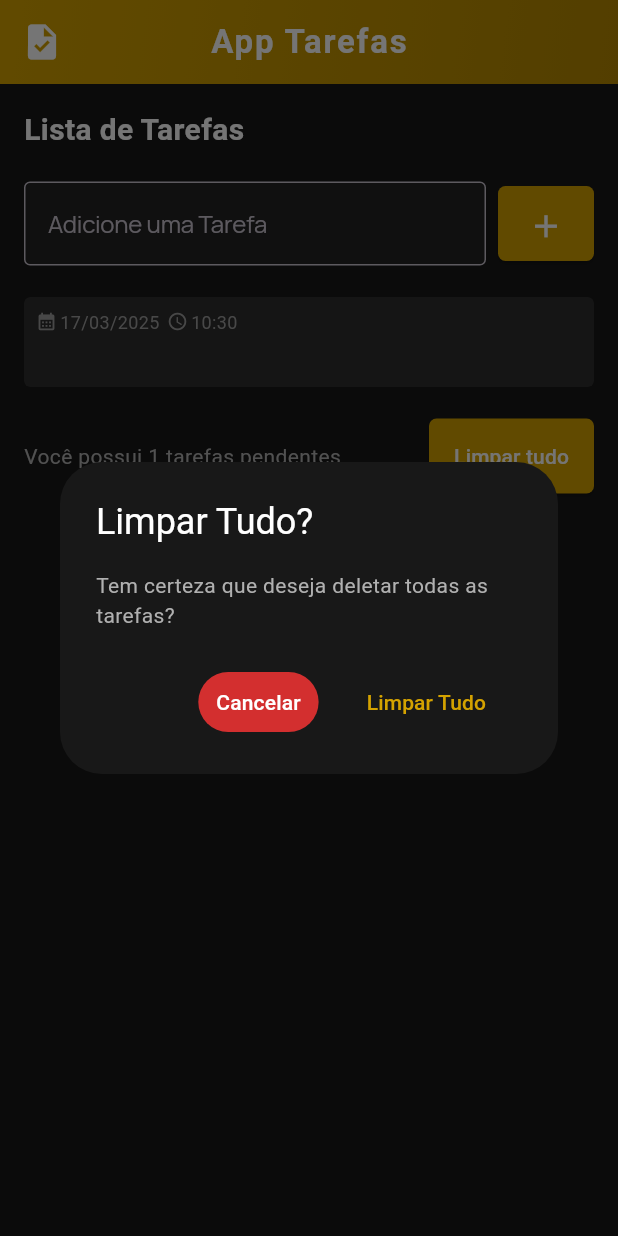
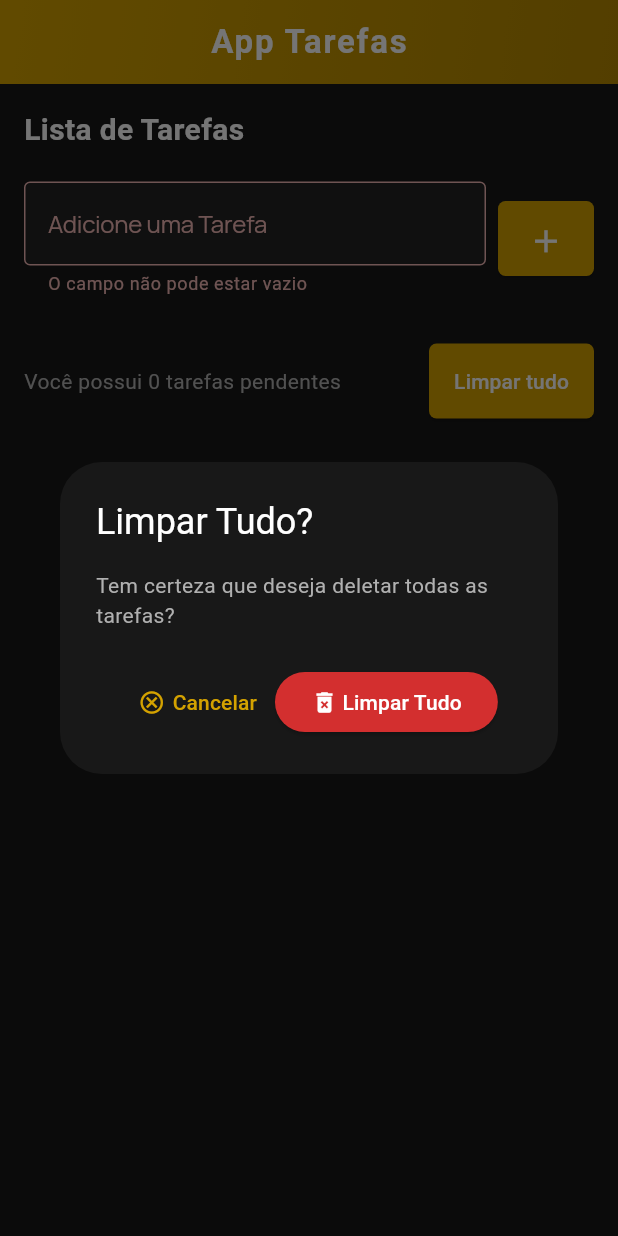
Before and after one commit to ldnrodrigues/lista_de_tarefas, a Flutter app: the screen it shows after launch, after a tap on the "add" icon, after a tap on "Limpar tudo", on a phone screen of 412 x 824 dp. Run offline on Flutter 3.47's test engine with Material 3 defaults, Android fonts, the phone set to English and light mode, and no system bars; drawn by our look-alikes of flutter_slidable; our stand-ins replace google_fonts.

Commit message:
Update lista_de_tarefas_page.dart

```diff
--- a/lib/pages/lista_de_tarefas_page.dart
+++ b/lib/pages/lista_de_tarefas_page.dart
@@ -1,6 +1,7 @@
 import 'package:flutter/material.dart';
 import 'package:lista_de_tarefas/models/tarefas.dart';
 import '../widgets/tarefas_item.dart';
+import '../repositories/todo_repository.dart';
 
 class ListaTarefas extends StatefulWidget {
   ListaTarefas({super.key});
@@ -11,11 +12,25 @@ class ListaTarefas extends StatefulWidget {
 
 class _ListaTarefasState extends State<ListaTarefas> {
   final TextEditingController tarefaController = TextEditingController();
+  final TodoRepository todoRepository = TodoRepository();
+
   List<Tarefa> tarefas = [];
   List<Tarefa> tarefasConcluidas = [];
 
   Tarefa? deletedTarefa;
   int? deletedTarefaPos;
+
+  String? errorText;
+
+  @override
+  void initState() {
+    super.initState();
+    todoRepository.getTodoList().then((value) {
+      setState(() {
+        tarefas = value;
+      });
+    });
+  }
 
   void onDelete(Tarefa tarefa) {
     deletedTarefa = tarefa;
@@ -24,6 +39,7 @@ class _ListaTarefasState extends State<ListaTarefas> {
     setState(() {
       tarefas.remove(tarefa);
     });
+    todoRepository.saveTodoList(tarefas);
 
     ScaffoldMessenger.of(context).clearSnackBars();
     ScaffoldMessenger.of(context).showSnackBar(
@@ -41,7 +57,9 @@ class _ListaTarefasState extends State<ListaTarefas> {
         backgroundColor: Color(0xFF181818),
         padding: const EdgeInsets.symmetric(horizontal: 10.0),
         behavior: SnackBarBehavior.floating,
-        shape: RoundedRectangleBorder(borderRadius: BorderRadius.circular(10.0)),
+        shape: RoundedRectangleBorder(
+          borderRadius: BorderRadius.circular(10.0),
+        ),
         action: SnackBarAction(
           label: 'Desfazer',
           textColor: Color(0xFFD4A200),
@@ -49,6 +67,7 @@ class _ListaTarefasState extends State<ListaTarefas> {
             setState(() {
               tarefas.insert(deletedTarefaPos!, deletedTarefa!);
             });
+            todoRepository.saveTodoList(tarefas);
           },
         ),
       ),
@@ -56,36 +75,59 @@ class _ListaTarefasState extends State<ListaTarefas> {
   }
 
   void onEdit(Tarefa tarefa) {
-    TextEditingController editController = TextEditingController(text: tarefa.titulo);
+    TextEditingController editController = TextEditingController(
+      text: tarefa.titulo,
+    );
 
     showDialog(
       context: context,
       builder: (context) {
         return AlertDialog(
-          title: Text("Editar Tarefa",
-          style: TextStyle(color: Colors.white),
-          ),
+          title: Text("Editar Tarefa", style: TextStyle(color: Colors.white)),
           backgroundColor: Color(0xFF181818),
           content: TextField(
             controller: editController,
             decoration: InputDecoration(
               labelText: "Nova descrição",
               border: OutlineInputBorder(),
+              errorText: '',
             ),
           ),
           actions: [
+            Row(
+              mainAxisAlignment: MainAxisAlignment.spaceAround,
+              children: [
                 TextButton(
                   onPressed: () => Navigator.pop(context),
-              child: Text("Cancelar"),
+                  child: Row(
+                    children: [
+                      Icon(Icons.cancel_outlined, color: Color(0xFFD4A200)),
+                      SizedBox(width: 5),
+                      Text("Cancelar",
+                          style: TextStyle(color: Color(0xFFD4A200))),
+                        ],
+                      ),
                     ),
                     ElevatedButton(
                       onPressed: () {
                         setState(() {
                           tarefa.titulo = editController.text;
                         });
+                        todoRepository.saveTodoList(tarefas);
                         Navigator.pop(context);
                       },
-              child: Text("Salvar"),
+                      style: ElevatedButton.styleFrom(backgroundColor: Color(0xFFD4A200)),
+                      child: Row(
+                        mainAxisSize: MainAxisSize.min,
+                        children: [
+                          Icon(Icons.save, color: Colors.white),
+                          SizedBox(width: 5),
+                          Text("Salvar",
+                            style: (TextStyle(color: Colors.white)),),
+                          ],
+                        ),
+                      ),
+                    ],
                   ),
                 ],
               );
@@ -99,51 +141,59 @@ class _ListaTarefasState extends State<ListaTarefas> {
       builder: (context) {
         return AlertDialog(
           backgroundColor: Color(0xFF181818),
-          title: Text(
-            "Limpar Tudo?",
-            style: TextStyle(color: Colors.white),
-          ),
+          title: Text("Limpar Tudo?", style: TextStyle(color: Colors.white)),
           content: Text(
             'Tem certeza que deseja deletar todas as tarefas?',
             style: TextStyle(color: Color(0xFFB0B0B0)),
           ),
           actions: [
+            Row(
+              mainAxisAlignment: MainAxisAlignment.center,
+              children: [
                 TextButton(
                   onPressed: () => Navigator.pop(context),
                   style: TextButton.styleFrom(
-                backgroundColor: Color(0xFFD32F2F),
-                foregroundColor: Colors.white,
+                    backgroundColor: Colors.transparent,
+                    shadowColor: Colors.transparent,
                   ),
-              child: Text("Cancelar"),
+                  child: Row(
+                    children: [
+                      Icon(Icons.cancel_outlined, color: Color(0xFFD4A200)),
+                      SizedBox(width: 5),
+                      Text("Cancelar",
+                        style: TextStyle(color: Color(0xFFD4A200)),
+                      ),
+                    ],
+                  ),
                 ),
                 ElevatedButton(
                   onPressed: () {
                     setState(() {
                       tarefas.clear();
                     });
+                    todoRepository.saveTodoList(tarefas);
                     Navigator.pop(context);
                   },
                   style: ElevatedButton.styleFrom(
-                backgroundColor: Colors.transparent,
-                shadowColor: Colors.transparent,
+                    backgroundColor: Color(0xFFD32F2F),
+                    foregroundColor: Colors.white,
                   ),
-              child: Text(
-                "Limpar Tudo",
-              style: TextStyle(color: Color(0xFFD4A200)),
+                  child: Row(
+                    children: [
+                      Icon(Icons.delete_forever, color: Colors.white),
+                      SizedBox(width: 3),
+                      Text("Limpar Tudo",
+                        style: TextStyle(color: Colors.white),
                       ),
+                    ],
+                  ),
+                ),
+              ],
             ),
           ],
         );
       },
     );
-  }
-
-  void tarefaConcluida(Tarefa tarefa) {
-    setState(() {
-      tarefas.remove(tarefa);
-    })
-
-    ;
   }
 
   @override
@@ -173,10 +223,15 @@ class _ListaTarefasState extends State<ListaTarefas> {
             ),
           ),
           elevation: 4,
-          leading: IconButton(
-            icon: Icon(Icons.task, color: Colors.white, size: 28), // Ícone representativo do app
-            onPressed: () {},
-          ),
+          // leading: IconButton(
+          // icon: Image.asset(
+          // 'assets/images/app_tarefas.png',
+          // width: 100,
+          // height: 100,
+          // fit: BoxFit.cover,
+          // ),
+          // onPressed: () {},
+          // ),
         ),
         body: Padding(
           padding: const EdgeInsets.all(16),
@@ -204,11 +259,15 @@ class _ListaTarefasState extends State<ListaTarefas> {
                         filled: true,
                         fillColor: Color(0xFF222222),
                         focusedBorder: OutlineInputBorder(
-                          borderSide: BorderSide(color: Color(0xFFD4A200), width: 2.0),
+                          borderSide: BorderSide(
+                            color: Color(0xFFD4A200),
+                            width: 2.0,
+                          ),
                         ),
                         border: OutlineInputBorder(),
                         labelText: 'Adicione uma Tarefa',
                         hintText: 'Ex. Estudar',
+                        errorText: errorText,
                         floatingLabelStyle: TextStyle(color: Color(0xFFD4A200)),
                       ),
                       style: TextStyle(color: Colors.white),
@@ -226,20 +285,30 @@ class _ListaTarefasState extends State<ListaTarefas> {
                     ),
                     onPressed: () {
                       String text = tarefaController.text;
+
+                      if (text.isEmpty) {
+                        setState(() {
+                          errorText = 'O campo não pode estar vazio';
+                        });
+                        return;
+                      }
+
+                      setState(() {
+                        errorText = null;
+                      });
+
                       setState(() {
                         Tarefa novaTarefa = Tarefa(
                           titulo: text,
                           dateTime: DateTime.now(),
                         );
                         tarefas.add(novaTarefa);
+                        errorText = null;
                       });
                       tarefaController.clear();
+                      todoRepository.saveTodoList(tarefas);
                     },
-                    child: Icon(
-                      Icons.add,
-                      size: 25,
-                      color: Colors.white,
-                    ),
+                    child: Icon(Icons.add, size: 25, color: Colors.white),
                   ),
                 ],
               ),
@@ -281,7 +350,7 @@ class _ListaTarefasState extends State<ListaTarefas> {
                       'Limpar tudo',
                       style: TextStyle(color: Colors.white),
                     ),
-                  )
+                  ),
                 ],
               ),
             ],
```
Lines whose indentation alone changed are shown as unchanged.
